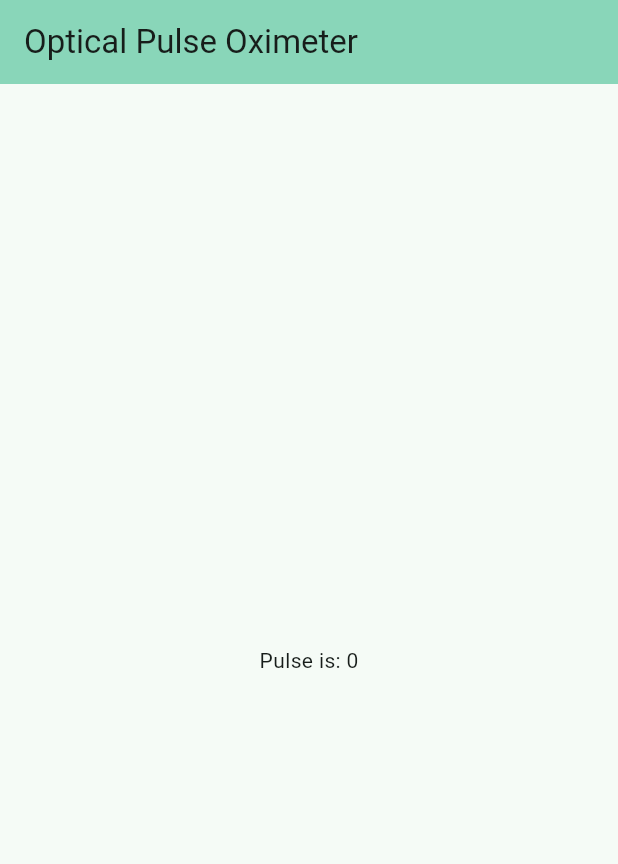
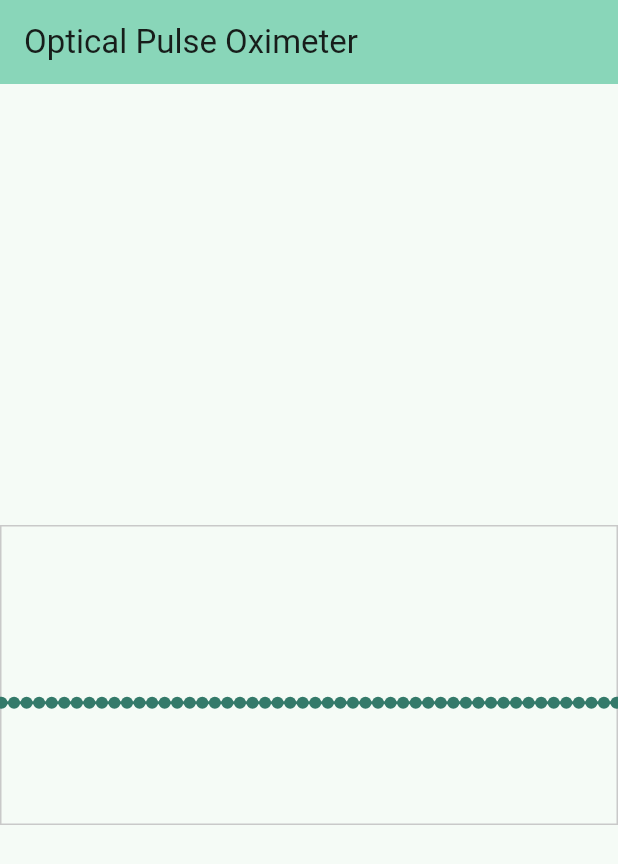
Before and after one commit to laurenzooz/optical-pulse-oximeter-app, a Flutter app: the screen it shows after launch, on a phone screen of 412 x 824 dp. Shown: the top 864 px of the screen. Run offline on Flutter 3.47's test engine with Material 3 defaults, Android fonts, the phone set to English and light mode, and no system bars; drawn by our look-alikes of fl_chart.

Commit message:
include the library

```diff
--- a/src/oximeterapp/lib/main.dart
+++ b/src/oximeterapp/lib/main.dart
@@ -1,5 +1,7 @@
+import 'dart:async';
+import 'dart:math';
 import 'package:flutter/material.dart';
-import 'package:flutter_blue_plus/flutter_blue_plus.dart';
+import 'package:fl_chart/fl_chart.dart';
 
 void main() {
   runApp(const MyApp());
@@ -8,27 +10,11 @@ void main() {
 class MyApp extends StatelessWidget {
   const MyApp({super.key});
 
-  // This widget is the root of your application.
   @override
   Widget build(BuildContext context) {
     return MaterialApp(
       title: 'Optical Pulse Oximeter',
       theme: ThemeData(
-        // This is the theme of your application.
-        //
-        // TRY THIS: Try running your application with "flutter run". You'll see
-        // the application has a purple toolbar. Then, without quitting the app,
-        // try changing the seedColor in the colorScheme below to Colors.green
-        // and then invoke "hot reload" (save your changes or press the "hot
-        // reload" button in a Flutter-supported IDE, or press "r" if you used
-        // the command line to start the app).
-        //
-        // Notice that the counter didn't reset back to zero; the application
-        // state is not lost during the reload. To reset the state, use hot
-        // restart instead.
-        //
-        // This works for code too, not just values: Most code changes can be
-        // tested with just a hot reload.
         colorScheme: ColorScheme.fromSeed(seedColor: const Color(0xFF67CCAA)),
         useMaterial3: true,
       ),
@@ -40,15 +26,6 @@ class MyApp extends StatelessWidget {
 class MyHomePage extends StatefulWidget {
   const MyHomePage({super.key, required this.title});
 
-  // This widget is the home page of your application. It is stateful, meaning
-  // that it has a State object (defined below) that contains fields that affect
-  // how it looks.
-
-  // This class is the configuration for the state. It holds the values (in this
-  // case the title) provided by the parent (in this case the App widget) and
-  // used by the build method of the State. Fields in a Widget subclass are
-  // always marked "final".
-
   final String title;
 
   @override
@@ -56,52 +33,82 @@ class MyHomePage extends StatefulWidget {
 }
 
 class _MyHomePageState extends State<MyHomePage> {
+  final List<FlSpot> mockData = [];
+  int counter = 0;
+  Timer? timer;
 
+  @override
+  void initState() {
+    super.initState();
+    _startUpdatingData();
+  }
+
+  void _startUpdatingData() {
+    timer = Timer.periodic(const Duration(milliseconds: 50), (timer) {
+      setState(() {
+        // Generate a random value for demonstration purposes
+        double newValue = 60 + Random().nextDouble() * 20;
+
+        // Add the new data point
+        mockData.add(FlSpot(counter.toDouble(), newValue));
+
+        // Keep the list to a fixed size by removing the oldest data point
+        if (mockData.length > 50) {
+          mockData.removeAt(0);
+        }
+
+        // Increment counter for the x-axis
+        counter++;
+      });
+    });
+  }
+
+  @override
+  void dispose() {
+    timer?.cancel(); // Cancel the timer to free resources when not in use
+    super.dispose();
+  }
 
   @override
   Widget build(BuildContext context) {
-    // This method is rerun every time setState is called, for instance as done
-    // by the _incrementCounter method above.
-    //
-    // The Flutter framework has been optimized to make rerunning build methods
-    // fast, so that you can just rebuild anything that needs updating rather
-    // than having to individually change instances of widgets.
     return Scaffold(
       appBar: AppBar(
-        // TRY THIS: Try changing the color here to a specific color (to
-        // Colors.amber, perhaps?) and trigger a hot reload to see the AppBar
-        // change color while the other colors stay the same.
         backgroundColor: Theme.of(context).colorScheme.inversePrimary,
-        // Here we take the value from the MyHomePage object that was created by
-        // the App.build method, and use it to set our appbar title.
         title: Text(widget.title),
       ),
       body: Center(
-        // Center is a layout widget. It takes a single child and positions it
-        // in the middle of the parent.
         child: Column(
-          // Column is also a layout widget. It takes a list of children and
-          // arranges them vertically. By default, it sizes itself to fit its
-          // children horizontally, and tries to be as tall as its parent.
-          //
-          // Column has various properties to control how it sizes itself and
-          // how it positions its children. Here we use mainAxisAlignment to
-          // center the children vertically; the main axis here is the vertical
-          // axis because Columns are vertical (the cross axis would be
-          // horizontal).
-          //
-          // TRY THIS: Invoke "debug painting" (choose the "Toggle Debug Paint"
-          // action in the IDE, or press "p" in the console), to see the
-          // wireframe for each widget.
           mainAxisAlignment: MainAxisAlignment.center,
           children: <Widget>[
-            const Text(
-              'Pulse is: 0',
+
+            const SizedBox(height: 20),
+            SizedBox(
+              height: 200,
+              child: LineChart(
+                LineChartData(
+                  minX: mockData.isNotEmpty ? mockData.first.x : 0,
+                  maxX: mockData.isNotEmpty ? mockData.last.x : 6,
+                  minY: 50, // Fixed y-axis minimum
+                  maxY: 80, // Fixed y-axis maximum
+                  lineBarsData: [
+                    LineChartBarData(
+                      spots: mockData,
+                      isCurved: false,
+                      barWidth: 2,
+                      color: const Color(0xFF347A6A),
+
+                    ),
+                  ],
+                  titlesData: FlTitlesData(show: false),
+                  gridData: FlGridData(show: false),
+                  borderData: FlBorderData(
+                      show: true, border: Border.all(color: const Color(0xFFC9C9C9))),
+                ),
+              ),
             ),
           ],
         ),
       ),
-
     );
   }
 }
--- a/src/oximeterapp/pubspec.yaml
+++ b/src/oximeterapp/pubspec.yaml
@@ -1,5 +1,5 @@
 name: oximeterapp
-description: "A new Flutter project."
+description: "Pulse Oximeter App."
 # The following line prevents the package from being accidentally published to
 # pub.dev using `flutter pub publish`. This is preferred for private packages.
 publish_to: 'none' # Remove this line if you wish to publish to pub.dev
@@ -31,7 +31,9 @@ dependencies:
   flutter:
     sdk: flutter
 
-  flutter_blue_plus: ^1.5.4
+  flutter_blue_plus: ^1.34.2
+  fl_chart: ^0.68.0
+
 
   # The following adds the Cupertino Icons font to your application.
   # Use with the CupertinoIcons class for iOS style icons.
```
Also changed, not shown: src/oximeterapp/pubspec.lock.
